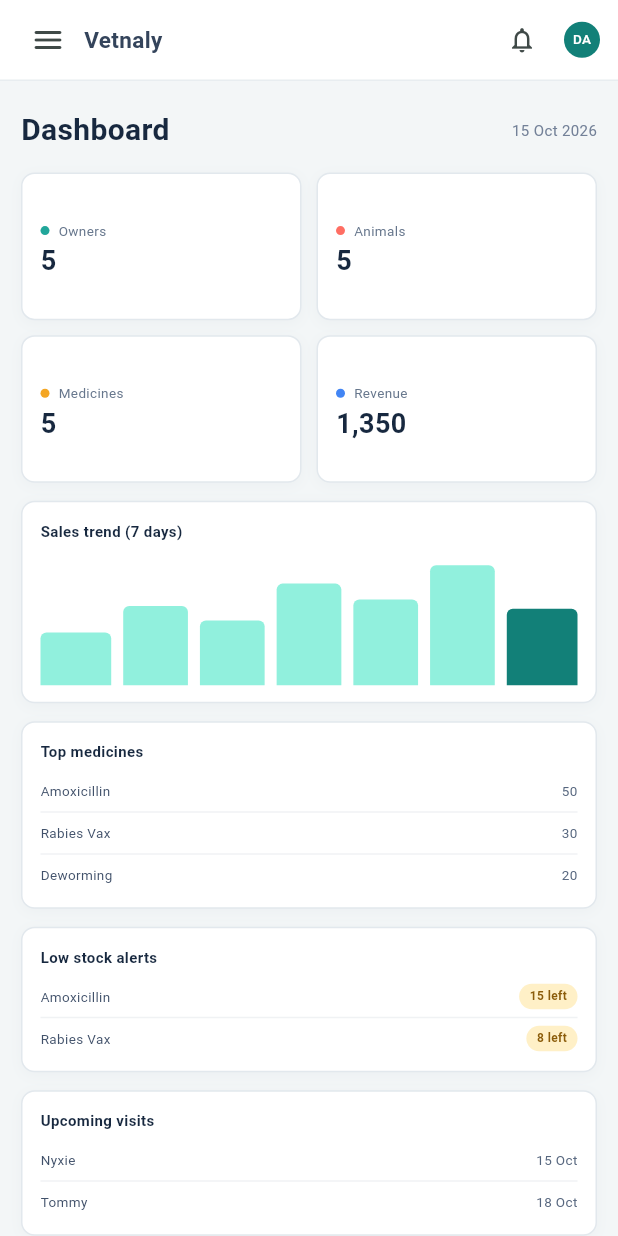
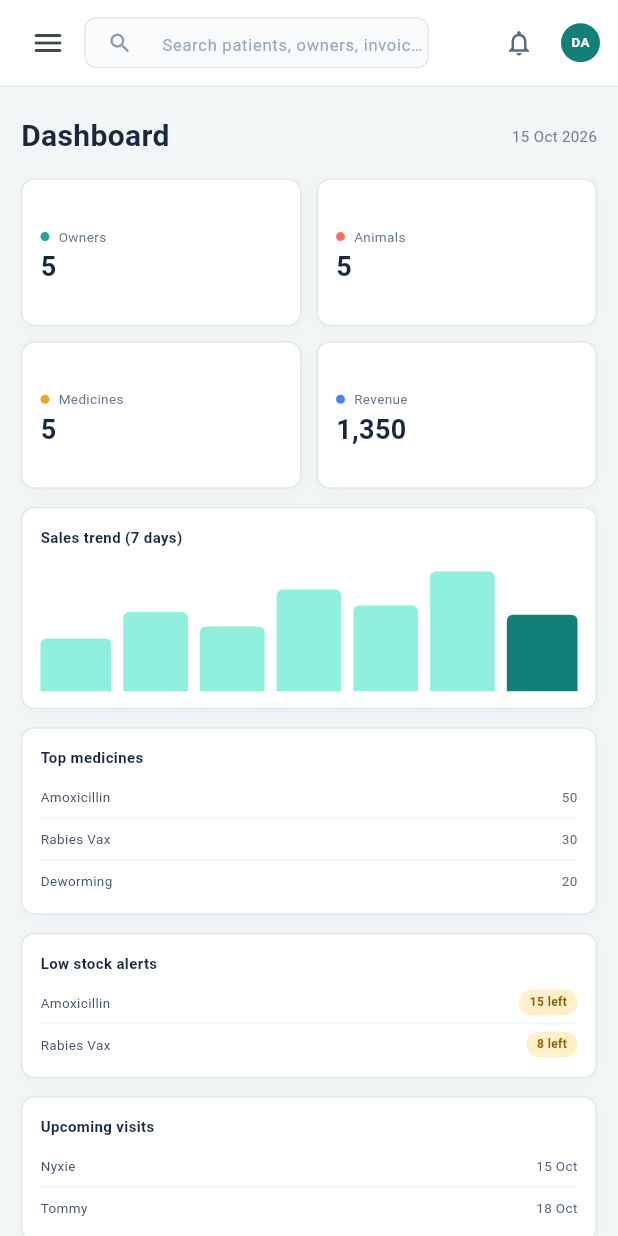
Before and after one commit to mdharis090/veterinary-pos, a Flutter app: the screen it shows after launch, on a phone screen of 412 x 824 dp. Run offline on Flutter 3.47's test engine with Material 3 defaults, Android fonts, the phone set to English and light mode, and no system bars.

Commit message:
adding patient screen

```diff
--- a/lib/src/features/dashboard/presentation/dashboard_screen.dart
+++ b/lib/src/features/dashboard/presentation/dashboard_screen.dart
@@ -1,5 +1,6 @@
 import 'package:flutter/material.dart';
 
+import '../../patients/presentation/patient_detail_screen.dart';
 import '../widgets/dashboard_sidebar.dart';
 import '../widgets/dashboard_summary_card.dart';
 import '../widgets/dashboard_table_panel.dart';
@@ -55,7 +56,7 @@ class _DashboardScreenState extends State<DashboardScreen> {
 
   void _selectItem(String item) {
     setState(() => _selectedItem = item);
-    if (item != 'Dashboard') {
+    if (item != 'Dashboard' && item != 'Patients') {
       ScaffoldMessenger.of(context).showSnackBar(
         SnackBar(
           content: Text('$item is coming soon'),
@@ -72,6 +73,7 @@ class _DashboardScreenState extends State<DashboardScreen> {
         final isWide = constraints.maxWidth >= 760;
 
         return Scaffold(
+          backgroundColor: const Color(0xFFF3F6F7),
           drawer: isWide
               ? null
               : Drawer(
@@ -92,7 +94,7 @@ class _DashboardScreenState extends State<DashboardScreen> {
               children: [
                 if (isWide)
                   SizedBox(
-                    width: constraints.maxWidth >= 1100 ? 205 : 150,
+                    width: constraints.maxWidth >= 1100 ? 205 : 180,
                     child: DashboardSidebar(
                       items: _navItems,
                       icons: _navIcons,
@@ -105,8 +107,11 @@ class _DashboardScreenState extends State<DashboardScreen> {
                     children: [
                       _DashboardTopBar(isWide: isWide),
                       Expanded(
-                        child: _DashboardContent(
-                        ),
+                        child: _selectedItem == 'Patients'
+                            ? const PatientDetailScreen()
+                            : _selectedItem == 'Dashboard'
+                                ? const _DashboardContent()
+                                : _ComingSoonScreen(item: _selectedItem),
                       ),
                     ],
                   ),
@@ -128,11 +133,11 @@ class _DashboardTopBar extends StatelessWidget {
   @override
   Widget build(BuildContext context) {
     return Container(
-      height: 54,
+      height: 58,
       padding: EdgeInsets.symmetric(horizontal: isWide ? 20 : 12),
       decoration: const BoxDecoration(
         color: Colors.white,
-        border: Border(bottom: BorderSide(color: Color(0xFFE8EDF0))),
+        border: Border(bottom: BorderSide(color: Color(0xFFE7EDF1))),
       ),
       child: Row(
         children: [
@@ -147,50 +152,64 @@ class _DashboardTopBar extends StatelessWidget {
             ),
             const SizedBox(width: 4),
           ],
-          if (isWide)
-            SizedBox(
-              width: 250,
+          Expanded(
+            child: Align(
+              alignment: Alignment.centerLeft,
+              child: ConstrainedBox(
+                constraints: BoxConstraints(maxWidth: isWide ? 330 : 230),
+                child: SizedBox(
                   height: 34,
                   child: TextField(
                     decoration: InputDecoration(
                       hintText: 'Search patients, owners, invoices...',
-                  hintStyle: const TextStyle(fontSize: 11),
-                  prefixIcon: const Icon(Icons.search, size: 17),
+                      hintStyle: const TextStyle(
+                        color: Color(0xFF9AA9B8),
+                        fontSize: 11,
+                      ),
+                      prefixIcon: const Icon(
+                        Icons.search,
+                        size: 17,
+                        color: Color(0xFF8B98A8),
+                      ),
                       filled: true,
-                  fillColor: Colors.white,
+                      fillColor: const Color(0xFFFAFBFC),
                       contentPadding: EdgeInsets.zero,
                       border: OutlineInputBorder(
-                    borderRadius: BorderRadius.circular(7),
-                    borderSide: const BorderSide(color: Color(0xFFDCE3E8)),
+                        borderRadius: BorderRadius.circular(8),
+                        borderSide: const BorderSide(color: Color(0xFFE4E9EE)),
                       ),
                       enabledBorder: OutlineInputBorder(
-                    borderRadius: BorderRadius.circular(7),
-                    borderSide: const BorderSide(color: Color(0xFFDCE3E8)),
+                        borderRadius: BorderRadius.circular(8),
+                        borderSide: const BorderSide(color: Color(0xFFE4E9EE)),
                       ),
                     ),
                   ),
-            )
-          else
-            const Expanded(
-              child: Text(
-                'Vetnaly',
-                style: TextStyle(fontWeight: FontWeight.w700, fontSize: 15),
                 ),
               ),
-          const Spacer(),
+            ),
+          ),
+          const SizedBox(width: 10),
           IconButton(
             onPressed: () {},
             tooltip: 'Notifications',
-            icon: const Icon(Icons.notifications_none, size: 20),
+            icon: const Icon(
+              Icons.notifications_none,
+              size: 20,
+              color: Color(0xFF586B82),
+            ),
             visualDensity: VisualDensity.compact,
           ),
           const SizedBox(width: 8),
           const CircleAvatar(
-            radius: 12,
+            radius: 13,
             backgroundColor: Color(0xFF128078),
             child: Text(
               'DA',
-              style: TextStyle(color: Colors.white, fontSize: 9),
+              style: TextStyle(
+                color: Colors.white,
+                fontSize: 9,
+                fontWeight: FontWeight.w700,
+              ),
             ),
           ),
           if (isWide) ...[
@@ -224,11 +243,10 @@ class _DashboardContent extends StatelessWidget {
     return LayoutBuilder(
       builder: (context, constraints) {
         final isCompact = constraints.maxWidth < 600;
-        final isNarrow = constraints.maxWidth < 600;
-        final horizontalPadding = isCompact ? 14.0 : 20.0;
+        final padding = isCompact ? 14.0 : 20.0;
 
         return SingleChildScrollView(
-          padding: EdgeInsets.fromLTRB(horizontalPadding, 18, horizontalPadding, 24),
+          padding: EdgeInsets.fromLTRB(padding, 18, padding, 24),
           child: Column(
             crossAxisAlignment: CrossAxisAlignment.start,
             children: [
@@ -285,7 +303,7 @@ class _DashboardContent extends StatelessWidget {
                 ],
               ),
               const SizedBox(height: 12),
-              if (isNarrow) ...[
+              if (isCompact) ...[
                 const SalesTrendPanel(),
                 const SizedBox(height: 12),
                 const DashboardTablePanel(
@@ -364,6 +382,22 @@ class _DashboardContent extends StatelessWidget {
   }
 }
 
+class _ComingSoonScreen extends StatelessWidget {
+  const _ComingSoonScreen({required this.item});
+
+  final String item;
+
+  @override
+  Widget build(BuildContext context) {
+    return Center(
+      child: Text(
+        '$item is coming soon',
+        style: const TextStyle(color: Color(0xFF738198), fontSize: 14),
+      ),
+    );
+  }
+}
+
 String _formattedToday() {
   const months = [
     'Jan',
```
Also changed, not shown: lib/src/features/patients/presentation/patient_detail_screen.dart (added, +388 -0 lines), 1 other file. Lines whose indentation alone changed are shown as unchanged.
